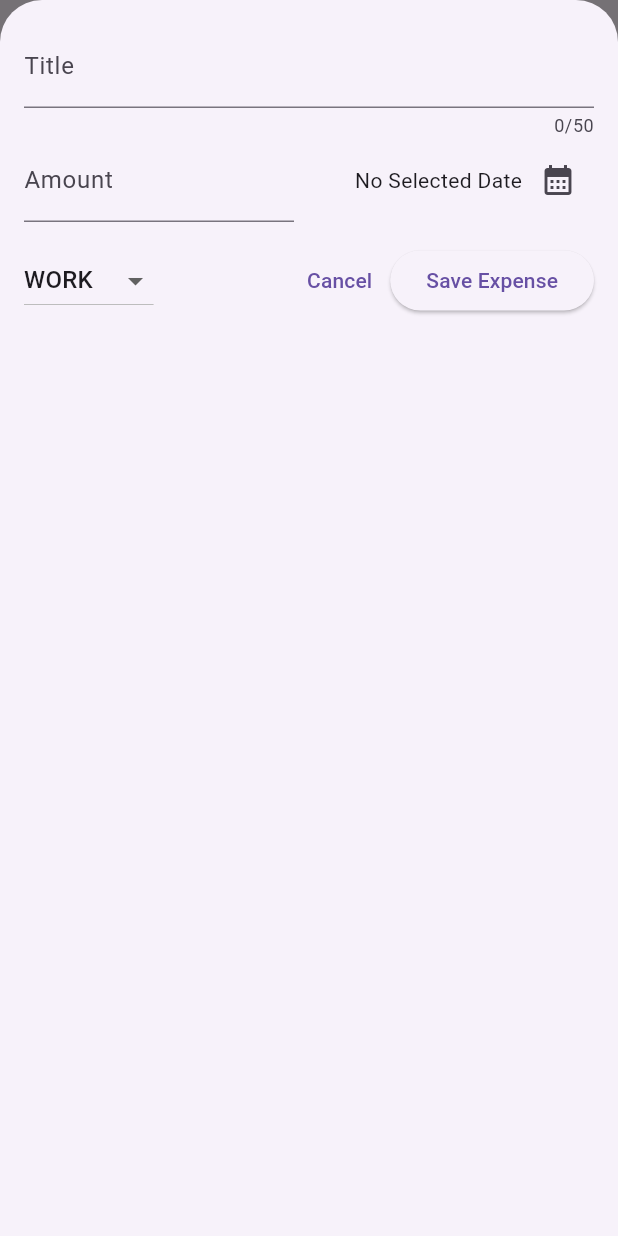
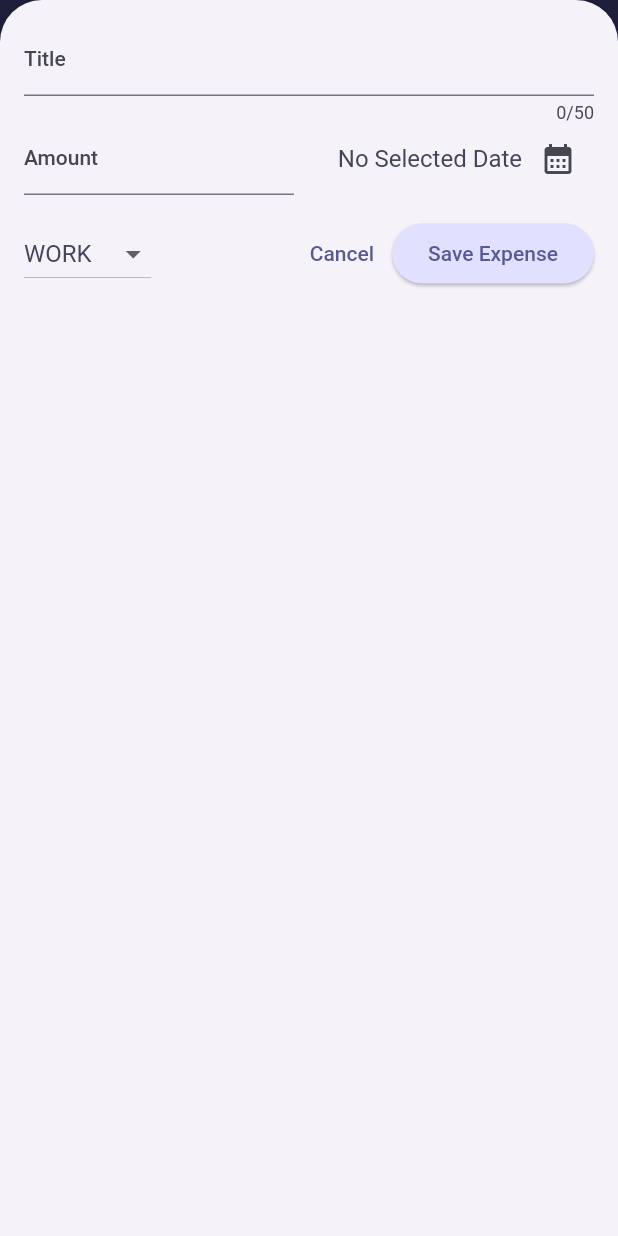
Before and after one commit to Khushi-M-0521/Flutter_Basic_Apps, a Flutter app: the screen it shows after launch, after a tap on the "add" icon, on a phone screen of 412 x 824 dp. Run offline on Flutter 3.47's test engine with Material 2 defaults, Android fonts, the phone set to English and light mode, and no system bars; our stand-ins replace google_fonts.

Commit message:
Light and Dark Theme

```diff
--- a/expense_tracker/lib/main.dart
+++ b/expense_tracker/lib/main.dart
@@ -1,10 +1,70 @@
 import 'package:flutter/material.dart';
 import 'package:expense_tracker/widgets/expenses.dart';
+
+
+var kColorScheme =
+    ColorScheme.fromSeed(seedColor: const Color.fromARGB(166, 21, 0, 255));
+
+var kDarkColorScheme =
+    ColorScheme.fromSeed(seedColor: const Color.fromARGB(255, 0, 255, 200),brightness: Brightness.dark);
+
+
+
 void main() {
   runApp(
     MaterialApp(
-      theme: ThemeData(useMaterial3: true),
+      darkTheme: ThemeData.dark().copyWith(useMaterial3: true,
+      colorScheme: kDarkColorScheme,
+        appBarTheme: const AppBarTheme().copyWith(
+          titleTextStyle: const TextStyle(fontWeight: FontWeight.bold,fontSize: 30),
+          backgroundColor: kDarkColorScheme.primaryContainer,
+          foregroundColor: kDarkColorScheme.onPrimaryContainer,
+        ),
+       cardTheme: const  CardTheme().copyWith(
+          color: kDarkColorScheme.primaryContainer,
+          margin: const EdgeInsets.symmetric(
+            horizontal: 16,
+            vertical: 8,
+          ),
+        ),
+        elevatedButtonTheme: ElevatedButtonThemeData(style: ElevatedButton.styleFrom(
+          backgroundColor: kDarkColorScheme.primaryContainer,
+          foregroundColor: kDarkColorScheme.onPrimaryContainer
+        ),),
+        textTheme: ThemeData().textTheme.copyWith(
+          titleLarge: TextStyle(
+            fontWeight: FontWeight.bold,
+            color: kDarkColorScheme.onSecondaryContainer,
+            fontSize: 16,
+          ),
+        ),),
+      theme: ThemeData().copyWith(
+        useMaterial3: true,
+        colorScheme: kColorScheme,
+        appBarTheme: const AppBarTheme().copyWith(
+          backgroundColor: kColorScheme.onPrimaryContainer,
+          foregroundColor: kColorScheme.primaryContainer,
+        ),
+        cardTheme: const  CardTheme().copyWith(
+          color: kColorScheme.secondaryContainer,
+          margin: const EdgeInsets.symmetric(
+            horizontal: 16,
+            vertical: 8,
+          ),
+        ),
+        elevatedButtonTheme: ElevatedButtonThemeData(style: ElevatedButton.styleFrom(
+          backgroundColor: kColorScheme.primaryContainer
+        ),),
+        textTheme: ThemeData().textTheme.copyWith(
+          titleLarge: TextStyle(
+            fontWeight: FontWeight.bold,
+            color: kColorScheme.onSecondaryContainer,
+            fontSize: 16,
+          ),
+        ),
+      ),
       debugShowCheckedModeBanner: false,
+      //themeMode: ThemeMode.system, default
       home: const Expenses(),
     ),
   );
--- a/expense_tracker/lib/widgets/expenses.dart
+++ b/expense_tracker/lib/widgets/expenses.dart
@@ -35,9 +35,19 @@ class _ExpensesState extends State<Expenses> {
   }
 
   void _removeExpense(Expense exp) {
+    final expenseIndex=_regiesteredExpenses.indexOf(exp);
     setState(() {
       _regiesteredExpenses.remove(exp);
     });
+    ScaffoldMessenger.of(context).clearSnackBars();
+    ScaffoldMessenger.of(context).showSnackBar(
+      SnackBar(content: const Text('Expense deleted'),
+      duration: const Duration(seconds: 3),
+      action : SnackBarAction(label: 'Undo', onPressed: (){
+        setState(() {
+          _regiesteredExpenses.insert(expenseIndex, exp);
+        });
+      })),);
   }
 
   void _openAddExpenseOverlay() {
@@ -51,8 +61,7 @@ class _ExpensesState extends State<Expenses> {
 
   @override
   Widget build(BuildContext context) {
-    Widget Content = Center(
-      child: Column(
+    Widget content = Column(
       children: [
         Opacity(
           opacity: 0.6,
@@ -61,18 +70,13 @@ class _ExpensesState extends State<Expenses> {
             // scale: 300,
           ),
         ),
-          const Text(
-            'No Expenses found',
-            style: TextStyle(
-              fontSize: 30,
-              fontWeight: FontWeight.bold,
-              color: Color.fromARGB(255, 97, 96, 96)
+        Text(
+          'No expenses found.',
+          style: Theme.of(context).textTheme.titleLarge!.copyWith(fontSize: 30,),
         ),
-          ),
-          const Text('Start tracking your Expenses, NOW !,',
-          style: TextStyle(fontSize: 20),),
+        Text('Start tracking your Expenses, NOW !!,',
+        style: Theme.of(context).textTheme.titleLarge!.copyWith(fontWeight: FontWeight.normal,fontSize: 20),),
       ],
-      ),
     );
 
     return Scaffold(
@@ -83,19 +87,18 @@ class _ExpensesState extends State<Expenses> {
             icon: const Icon(Icons.add),
           )
         ],
-        title: const Text('Your Expense Tracker'),
+        title: Text('Your Expense Tracker',style: Theme.of(context).appBarTheme.titleTextStyle,),
       ),
       body: Column(
-        children: [
-          const Text('the chart'),
+        children:
           (_regiesteredExpenses.isEmpty)
-              ? Content
-              : Expanded(
+              ? [content]
+              : [const Text('the chart'),Expanded(
                   child: ExpensesList(
                   expenses: _regiesteredExpenses,
                   onRemovedExpense: _removeExpense,
                 )),
-        ],
+              ]
       ),
     );
   }
--- a/expense_tracker/lib/widgets/expenses_list/expense_item.dart
+++ b/expense_tracker/lib/widgets/expenses_list/expense_item.dart
@@ -12,18 +12,19 @@ class ExpenseItem extends StatelessWidget{
       child: Padding(
         padding: const EdgeInsets.symmetric(horizontal: 20,vertical: 16,),
         child: Column(
+          crossAxisAlignment: CrossAxisAlignment.start,
           children: [
-            Text(expense.title),
+            Text(expense.title, style: Theme.of(context).textTheme.titleLarge,),
             const SizedBox(height: 4),
             Row(
               children: [
-                Text('₹ ${expense.amount.toStringAsFixed(2)}'),
+                Text('₹ ${expense.amount.toStringAsFixed(2)}',style: Theme.of(context).textTheme.titleLarge!.copyWith(fontWeight: FontWeight.normal),),
                 const Spacer(),
                 Row(
                   children: [
                     Icon(categoryIcons[expense.category]),
                     const SizedBox(width: 8),
-                    Text(expense.formattedDate),
+                    Text(expense.formattedDate,style: Theme.of(context).textTheme.titleLarge!.copyWith(fontWeight: FontWeight.normal),),
                   ],
                 ),
               ],
--- a/expense_tracker/lib/widgets/expenses_list/expenses_list.dart
+++ b/expense_tracker/lib/widgets/expenses_list/expenses_list.dart
@@ -3,7 +3,8 @@ import 'package:expense_tracker/widgets/expenses_list/expense_item.dart';
 import 'package:flutter/material.dart';
 
 class ExpensesList extends StatelessWidget {
-  const ExpensesList({super.key, required this.expenses,required this.onRemovedExpense});
+  const ExpensesList(
+      {super.key, required this.expenses, required this.onRemovedExpense});
 
   final List<Expense> expenses;
   final void Function(Expense) onRemovedExpense;
@@ -13,11 +14,26 @@ class ExpensesList extends StatelessWidget {
     return ListView.builder(
       itemCount: expenses.length,
       itemBuilder: (ctx, index) => Dismissible(
-        onDismissed: (direction) {
-          onRemovedExpense(expenses[index]);
-        },
-        key:ValueKey(expenses[index]),
-        child: ExpenseItem(expenses[index])),
+          background: Container(
+
+            color: Theme.of(context).colorScheme.error.withOpacity(0.9),
+            margin: EdgeInsets.symmetric(
+                horizontal: Theme.of(context).cardTheme.margin!.horizontal-10),
+            child: const Row(
+              children: [
+                SizedBox(width: 15,),
+                Icon(Icons.delete,size: 30,),
+                Spacer(),
+                Icon(Icons.delete,size: 30,),
+                SizedBox(width: 15,),
+              ],
+            ),
+          ),
+          onDismissed: (direction) {
+            onRemovedExpense(expenses[index]);
+          },
+          key: ValueKey(expenses[index]),
+          child: ExpenseItem(expenses[index])),
     );
   }
 }
--- a/expense_tracker/lib/widgets/new_expense.dart
+++ b/expense_tracker/lib/widgets/new_expense.dart
@@ -108,6 +108,7 @@ class _NewExpense extends State<NewExpense> {
                       _selectedDate == null
                           ? 'No Selected Date'
                           : formatter.format(_selectedDate!),
+                      style: Theme.of(context).textTheme.titleLarge!.copyWith(fontWeight: FontWeight.normal),
                     ),
                     IconButton(
                       onPressed: _presentDatePicker,
@@ -131,6 +132,7 @@ class _NewExpense extends State<NewExpense> {
                         value: category,
                         child: Text(
                           category.name.toUpperCase(),
+                          style: Theme.of(context).textTheme.titleLarge!.copyWith(fontWeight: FontWeight.normal),
                         ),
                       ),
                     )
```
Lines whose indentation alone changed are shown as unchanged.
